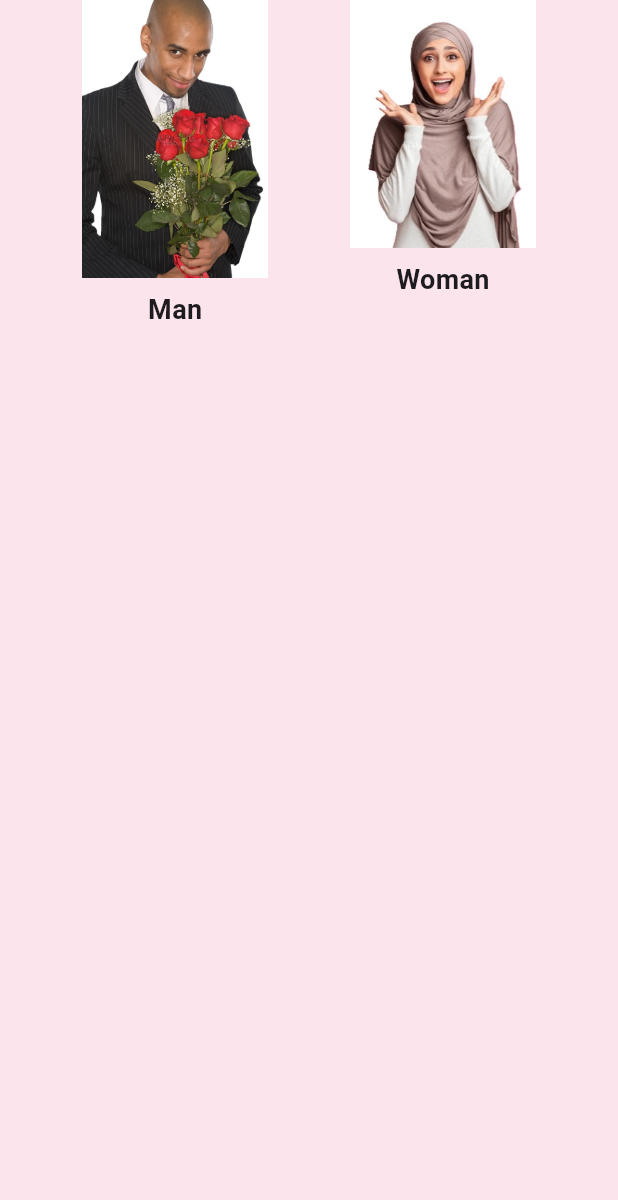
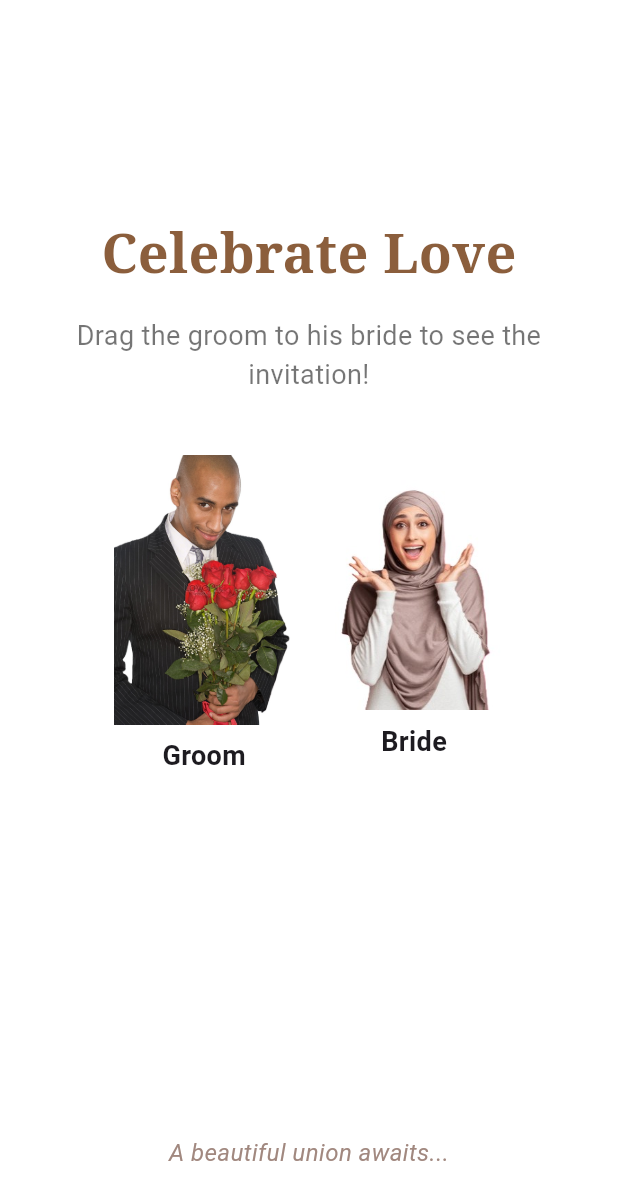
Before and after one commit to EslamNabawy/Engagement-Invitation, a Flutter app: the screen it shows after launch, on a phone screen of 412 x 824 dp. Shown: the top 1200 px of the screen. Run offline on Flutter 3.47's test engine with Material 3 defaults, Android fonts, the phone set to English and light mode, and no system bars.

Commit message:
feat(invitation): enhance invitation app with modern design and features
- Redesign UI for a more elegant and user-friendly experience
- Add drag-and-drop interaction for a fun and engaging way to reveal the invitation
- Remove unnecessary dependencies and simplify code structure
- Improve text styling and layout for better readability and aesthetics- Add decorative elements like dividers and updated background colors

```diff
--- a/lib/main.dart
+++ b/lib/main.dart
@@ -1,6 +1,4 @@
 import 'package:flutter/material.dart';
-import 'package:path_provider/path_provider.dart';
-import 'package:screenshot/screenshot.dart';
 
 void main() {
   runApp(const WeddingInvitationApp());
@@ -13,51 +11,86 @@ class WeddingInvitationApp extends StatelessWidget {
   Widget build(BuildContext context) {
     return MaterialApp(
       debugShowCheckedModeBanner: false,
-      home: InvitationScreen(),
+      home: const InvitationScreen(),
     );
   }
 }
 
-class InvitationScreen extends StatefulWidget {
+// Main Invitation Screen with Drag-and-Drop Interaction
+class InvitationScreen extends StatelessWidget {
   const InvitationScreen({super.key});
 
-  @override
-  InvitationScreenState createState() => InvitationScreenState();
-}
-
-class InvitationScreenState extends State<InvitationScreen> {
-  void onDragCompleted(BuildContext context) {
+  void _onDragCompleted(BuildContext context) {
     Navigator.push(
       context,
-      MaterialPageRoute(builder: (context) => const InvitationDetailsPage()),
+      MaterialPageRoute(
+        builder: (context) => const InvitationDetailsPage(),
+      ),
     );
   }
 
   @override
   Widget build(BuildContext context) {
-    double screenWidth = MediaQuery.of(context).size.width;
-    double imageSize = screenWidth * 0.3;
+    double imageSize = 120;
 
     return Scaffold(
-      backgroundColor: Colors.pink[50],
-      body: Center(
-        child: Row(
-          mainAxisAlignment: MainAxisAlignment.spaceEvenly,
+      backgroundColor: Colors.white,
+      body: Padding(
+        padding: const EdgeInsets.all(24.0),
+        child: Column(
+          mainAxisAlignment: MainAxisAlignment.center,
+          children: [
+            const Spacer(flex: 1),
+            const Text(
+              "Celebrate Love",
+              style: TextStyle(
+                fontSize: 36,
+                fontWeight: FontWeight.bold,
+                color: Color(0xFF8B5E3C),
+                fontFamily: 'Serif',
+              ),
+              textAlign: TextAlign.center,
+            ),
+            const SizedBox(height: 16),
+            const Padding(
+              padding: EdgeInsets.symmetric(horizontal: 20.0),
+              child: Text(
+                "Drag the groom to his bride to see the invitation!",
+                style: TextStyle(fontSize: 18, color: Colors.black54),
+                textAlign: TextAlign.center,
+              ),
+            ),
+            const SizedBox(height: 40),
+            Row(
+              mainAxisAlignment: MainAxisAlignment.center,
               children: [
                 PersonImageWidget(
                   imagePath: 'assets/images/man.jpg',
-              label: 'Man',
+                  label: 'Groom',
                   imageSize: imageSize,
                   isDraggable: true,
-              onDragCompleted: () => onDragCompleted(context),
+                  onDragCompleted: () => _onDragCompleted(context),
                 ),
+                const SizedBox(width: 20),
                 PersonImageWidget(
                   imagePath: 'assets/images/woman.jpg',
-              label: 'Woman',
+                  label: 'Bride',
                   imageSize: imageSize,
                   isDraggable: false,
-              onDragCompleted: () => onDragCompleted(context),
+                  onDragCompleted: () => _onDragCompleted(context),
                 ),
+              ],
+            ),
+            const Spacer(flex: 2),
+            Text(
+              "A beautiful union awaits...",
+              style: TextStyle(
+                fontSize: 16,
+                color: Colors.brown[300],
+                fontStyle: FontStyle.italic,
+              ),
+            ),
+            const SizedBox(height: 20),
           ],
         ),
       ),
@@ -65,6 +98,7 @@ class InvitationScreenState extends State<InvitationScreen> {
   }
 }
 
+// Reusable Draggable Image Widget
 class PersonImageWidget extends StatelessWidget {
   final String imagePath;
   final String label;
@@ -88,7 +122,20 @@ class PersonImageWidget extends StatelessWidget {
         if (isDraggable)
           Draggable<int>(
             data: 1,
-            feedback: Image.asset(imagePath, width: imageSize),
+            feedback: Material(
+              color: Colors.transparent,
+              child: Column(
+                children: [
+                  Image.asset(imagePath, width: imageSize),
+                  const SizedBox(height: 8),
+                  Text(
+                    label,
+                    style: const TextStyle(
+                        fontSize: 18, fontWeight: FontWeight.bold),
+                  ),
+                ],
+              ),
+            ),
             childWhenDragging: Opacity(
               opacity: 0.5,
               child: Image.asset(imagePath, width: imageSize),
@@ -101,7 +148,7 @@ class PersonImageWidget extends StatelessWidget {
               return Image.asset(
                 imagePath,
                 width: imageSize,
-                color: candidateData.isNotEmpty ? Colors.pink[300] : null,
+                color: candidateData.isNotEmpty ? Colors.brown[200] : null,
               );
             },
             onWillAcceptWithDetails: (details) => true,
@@ -117,50 +164,85 @@ class PersonImageWidget extends StatelessWidget {
   }
 }
 
+// Elegant Invitation Page
 class InvitationDetailsPage extends StatelessWidget {
   const InvitationDetailsPage({super.key});
 
   @override
   Widget build(BuildContext context) {
-    final ScreenshotController screenshotController = ScreenshotController();
-
-    return Screenshot(
-      controller: screenshotController,
-      child: Scaffold(
-        appBar: AppBar(
-          title: const Text("Wedding Invitation"),
-          backgroundColor: Colors.pink[300],
-        ),
+    return Scaffold(
+      backgroundColor: Colors.white,
       body: Padding(
-          padding: const EdgeInsets.all(16.0),
+        padding: const EdgeInsets.all(24.0),
+        child: Center(
           child: Column(
             mainAxisAlignment: MainAxisAlignment.center,
             children: [
               Text(
-                'Wedding Invitation',
-                style: TextStyle(fontSize: 30, color: Colors.pink[700]),
+                "You’re Invited",
+                style: TextStyle(
+                  fontSize: 36,
+                  fontWeight: FontWeight.bold,
+                  color: Color(0xFF8B5E3C),
+                  fontFamily: 'Serif',
                 ),
-              const SizedBox(height: 16),
-              const Text(
-                'You are invited to join us on our special day!',
-                style: TextStyle(fontSize: 24),
                 textAlign: TextAlign.center,
               ),
-              const SizedBox(height: 16),
+              const SizedBox(height: 20),
               const Text(
-                'Date: Saturday, April 6, 2024',
+                "We warmly invite you to celebrate the wedding of",
+                style: TextStyle(fontSize: 18, color: Colors.black54),
+                textAlign: TextAlign.center,
+              ),
+              const SizedBox(height: 8),
+              Text(
+                "Emma & Liam",
+                style: TextStyle(
+                  fontSize: 32,
+                  color: Color(0xFF8B5E3C),
+                  fontWeight: FontWeight.bold,
+                  fontFamily: 'Serif',
+                ),
+                textAlign: TextAlign.center,
+              ),
+              const SizedBox(height: 24),
+              const Text(
+                "Saturday, April 6, 2024",
                 style: TextStyle(fontSize: 18),
               ),
               const Text(
-                'Location: Lovely Wedding Venue, City',
+                "Lovely Wedding Venue, City",
                 style: TextStyle(fontSize: 18),
               ),
-              const Spacer(),
+              const SizedBox(height: 30),
+              Divider(
+                color: Colors.brown[200],
+                thickness: 1.5,
+              ),
+              const SizedBox(height: 20),
+              const Text(
+                "Join us for a beautiful celebration of love, laughter, "
+                    "and happily ever after.",
+                style: TextStyle(fontSize: 16, color: Colors.black54),
+                textAlign: TextAlign.center,
+              ),
+              const SizedBox(height: 30),
               ElevatedButton(
-                onPressed: () async {
-                  await _downloadInvitation(screenshotController);
+                onPressed: () {
+                  Navigator.pop(context);
                 },
-                child: const Text("Download Invitation Image"),
+                style: ElevatedButton.styleFrom(
+                  backgroundColor: Color(0xFF8B5E3C),
+                  padding:
+                  const EdgeInsets.symmetric(horizontal: 40, vertical: 16),
+                  shape: RoundedRectangleBorder(
+                    borderRadius: BorderRadius.circular(10),
+                  ),
+                ),
+                child: const Text(
+                  "Back to Main",
+                  style: TextStyle(fontSize: 18),
+                ),
               ),
             ],
           ),
@@ -168,15 +250,4 @@ class InvitationDetailsPage extends StatelessWidget {
       ),
     );
   }
-
-  Future<void> _downloadInvitation(
-      ScreenshotController screenshotController) async {
-    final directory = await getApplicationDocumentsDirectory();
-
-    // Capture and save the screenshot
-    await screenshotController.captureAndSave(
-      directory.path,
-      fileName: "invitation.png",
-    );
 }
-}
```
Lines whose indentation alone changed are shown as unchanged.
